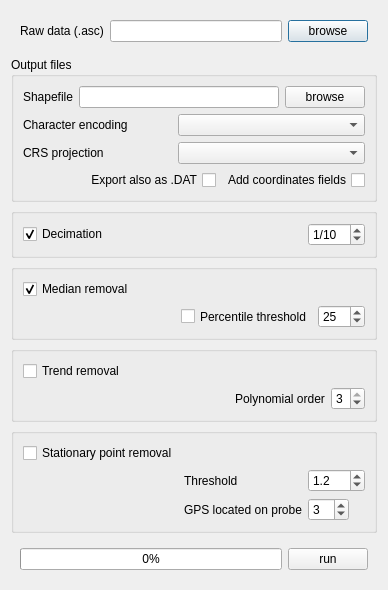
The window that ui/ui_MagDialog.ui (narimanInrap/AGT) describes before a commit, drawn with Qt 5.
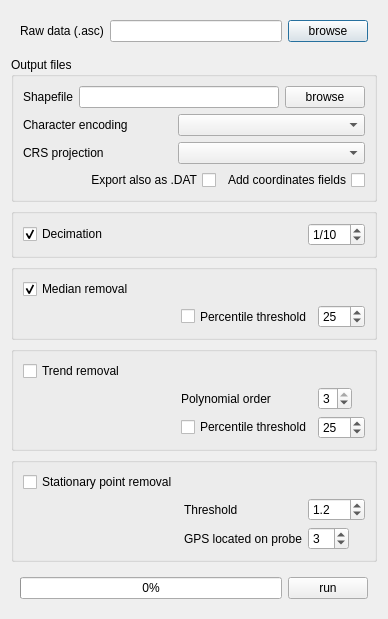
The same window after the commit.

Diff of the .ui file:
```diff
--- a/ui/ui_MagDialog.ui
+++ b/ui/ui_MagDialog.ui
@@ -7,7 +7,7 @@
     <x>0</x>
     <y>0</y>
     <width>359</width>
-    <height>534</height>
+    <height>538</height>
    </rect>
   </property>
   <property name="sizePolicy">
@@ -357,6 +357,23 @@
         </property>
        </widget>
       </item>
+      <item row="3" column="1">
+       <widget class="QCheckBox" name="trendPercentileChk">
+        <property name="text">
+         <string>Percentile threshold</string>
+        </property>
+       </widget>
+      </item>
+      <item row="3" column="2">
+       <widget class="QSpinBox" name="trendPercentileSpinBox">
+        <property name="maximum">
+         <number>100</number>
+        </property>
+        <property name="value">
+         <number>25</number>
+        </property>
+       </widget>
+      </item>
      </layout>
     </widget>
    </item>
```
